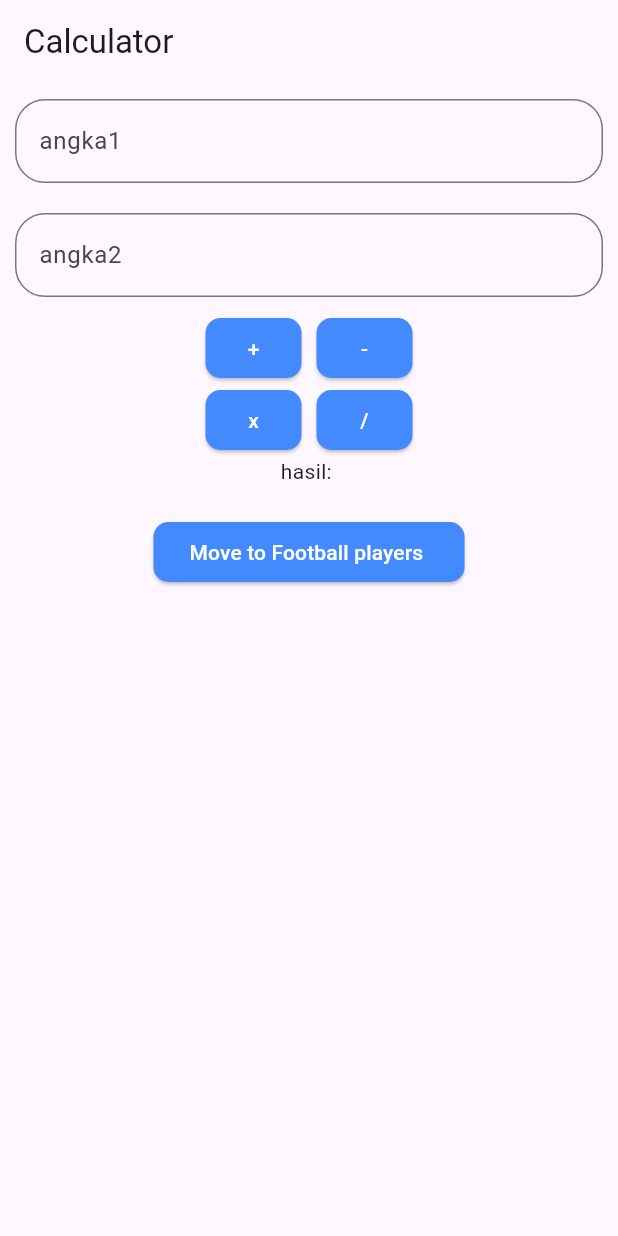
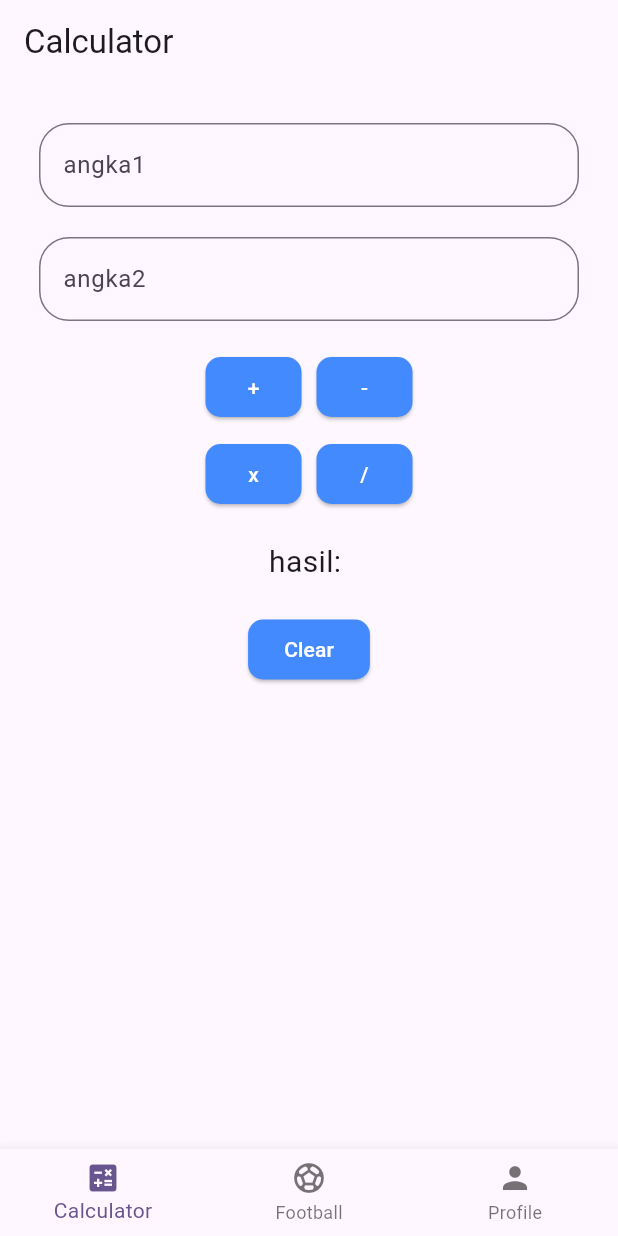
Before and after one commit to Arjaaa/tugas_flutter, a Flutter app: the screen it shows after launch, on a phone screen of 412 x 824 dp. Run offline on Flutter 3.47's test engine with Material 3 defaults, Android fonts, the phone set to English and light mode, and no system bars; our stand-ins replace get.

Commit message:
Penambahan navbar dan GetX

```diff
--- a/lib/home_page.dart
+++ b/lib/home_page.dart
@@ -1,15 +1,45 @@
 import 'package:flutter/material.dart';
+import 'package:get/get.dart';
+import 'package:latihan1/pages/CalculatorPage.dart';
+import 'package:latihan1/pages/football_players.dart';
+import 'package:latihan1/pages/profile_page.dart';
 
-class HomePage extends StatefulWidget {
+class HomeController extends GetxController {
+  var currentIndex = 0.obs;
+}
+
+class HomePage extends StatelessWidget {
   const HomePage({super.key});
 
   @override
-  State<HomePage> createState() => _HomePageState();
-}
+  Widget build(BuildContext context) {
+    final HomeController controller = Get.put(HomeController());
 
-class _HomePageState extends State<HomePage> {
-  @override
-  Widget build(BuildContext context) {
-    return Container();
+    final pages = [
+      CalculatorPage(), // sekarang bisa dipanggil tanpa hasil
+      FootballPage(),
+      ProfilePage(),
+    ];
+
+    return Obx(
+      () => Scaffold(
+        body: pages[controller.currentIndex.value],
+        bottomNavigationBar: BottomNavigationBar(
+          currentIndex: controller.currentIndex.value,
+          onTap: (index) => controller.currentIndex.value = index,
+          items: const [
+            BottomNavigationBarItem(
+              icon: Icon(Icons.calculate),
+              label: "Calculator",
+            ),
+            BottomNavigationBarItem(
+              icon: Icon(Icons.sports_soccer),
+              label: "Football",
+            ),
+            BottomNavigationBarItem(icon: Icon(Icons.person), label: "Profile"),
+          ],
+        ),
+      ),
+    );
   }
 }
--- a/lib/main.dart
+++ b/lib/main.dart
@@ -20,7 +20,7 @@ class MyApp extends StatelessWidget {
       theme: ThemeData(
         colorScheme: ColorScheme.fromSeed(seedColor: Colors.deepPurple),
       ),
-      initialRoute: AppRoutes.calculator,
+      initialRoute: AppRoutes.home,
       getPages: AppPages.pages,
     );
   }
--- a/lib/pages/CalculatorPage.dart
+++ b/lib/pages/CalculatorPage.dart
@@ -1,13 +1,12 @@
 import 'package:flutter/material.dart';
 import 'package:latihan1/controller/calculator_controller.dart';
-import 'package:latihan1/routes/routes.dart';
 import 'package:latihan1/widget/widgetbutton.dart';
 import 'package:latihan1/widget/textfield.dart';
 import 'package:get/get.dart';
 
 class CalculatorPage extends StatelessWidget {
   final String hasil;
-  CalculatorPage({super.key, required this.hasil});
+  CalculatorPage({super.key, this.hasil = ""});
 
   final CalculatorController calculatorController = Get.put(
     CalculatorController(),
@@ -16,8 +15,9 @@ class CalculatorPage extends StatelessWidget {
   @override
   Widget build(BuildContext context) {
     return Scaffold(
-      appBar: AppBar(title: Text("Calculator")),
-      body: Container(
+      appBar: AppBar(title: const Text("Calculator")),
+      body: Padding(
+        padding: const EdgeInsets.all(16.0),
         child: Column(
           children: [
             Textfield(
@@ -28,8 +28,8 @@ class CalculatorPage extends StatelessWidget {
               hint: "angka2",
               controller: calculatorController.txtangka2,
             ),
-            Container(
-              child: Row(
+            const SizedBox(height: 10),
+            Row(
               mainAxisAlignment: MainAxisAlignment.center,
               children: [
                 CustomButton(
@@ -38,7 +38,7 @@ class CalculatorPage extends StatelessWidget {
                   press: calculatorController.tambah,
                   color: Colors.blueAccent,
                 ),
-                  SizedBox(width: 10),
+                const SizedBox(width: 10),
                 CustomButton(
                   textColor: Colors.white,
                   textt: "-",
@@ -47,9 +47,8 @@ class CalculatorPage extends StatelessWidget {
                 ),
               ],
             ),
-            ),
-            Container(
-              child: Row(
+            const SizedBox(height: 10),
+            Row(
               mainAxisAlignment: MainAxisAlignment.center,
               children: [
                 CustomButton(
@@ -58,7 +57,7 @@ class CalculatorPage extends StatelessWidget {
                   press: calculatorController.kali,
                   color: Colors.blueAccent,
                 ),
-                  SizedBox(width: 10),
+                const SizedBox(width: 10),
                 CustomButton(
                   textColor: Colors.white,
                   textt: "/",
@@ -67,27 +66,19 @@ class CalculatorPage extends StatelessWidget {
                 ),
               ],
             ),
-            ),
+            const SizedBox(height: 20),
             Obx(() {
               return Text(
-                'hasil: ' + calculatorController.hasil.value.toString(),
+                'hasil: ${calculatorController.hasil.value}',
+                style: const TextStyle(fontSize: 20),
               );
             }),
-            SizedBox(height: 20),
+            const SizedBox(height: 20),
             CustomButton(
               textColor: Colors.white,
-              textt: "Move to Football players ",
+              textt: "Clear",
               press: () {
-                Get.snackbar(
-                  "Info",
-                  "Item clicked",
-                  snackPosition: SnackPosition.TOP,
-                  backgroundColor: Colors.blueGrey,
-                  colorText: Colors.white,
-                  duration: Duration(seconds: 2),
-                );
                 calculatorController.clear();
-                Get.toNamed(AppRoutes.footballplayers);
               },
               color: Colors.blueAccent,
             ),
--- a/lib/routes/pages.dart
+++ b/lib/routes/pages.dart
@@ -1,20 +1,20 @@
-import 'package:flutter/widgets.dart';
 import 'package:get/get.dart';
 import 'package:latihan1/pages/CalculatorPage.dart';
 import 'package:latihan1/pages/football_players.dart';
 import 'package:latihan1/pages/football_edit_page.dart';
-import 'package:latihan1/routes/routes.dart';
+import 'package:latihan1/pages/profile_page.dart';
+import 'package:latihan1/home_page.dart';
+import 'routes.dart';
 
 class AppPages {
   static final pages = [
-    GetPage(
-      name: AppRoutes.calculator,
-      page: () => CalculatorPage(hasil: ""),
-    ),
+    GetPage(name: AppRoutes.home, page: () => const HomePage()),
+    GetPage(name: AppRoutes.calculator, page: () => CalculatorPage()),
     GetPage(name: AppRoutes.footballplayers, page: () => FootballPage()),
     GetPage(
       name: AppRoutes.footballeditplayers,
       page: () => FootballEditPage(),
     ),
+    GetPage(name: AppRoutes.profile, page: () => ProfilePage()),
   ];
 }
--- a/lib/routes/routes.dart
+++ b/lib/routes/routes.dart
@@ -1,6 +1,7 @@
 class AppRoutes {
+  static const home = "/home";
   static const calculator = "/calculator";
   static const footballplayers = "/footballplayers";
   static const footballeditplayers = "/footballeditplayers";
-  //others here
+  static const profile = "/profile";
 }
--- a/pubspec.yaml
+++ b/pubspec.yaml
@@ -62,6 +62,7 @@ flutter:
   # To add assets to your application, add an assets section, like this:
   assets:
     - images/logo.png
+    - images/profl.png
 
 
   # An image asset can refer to one or more resolution-specific "variants", see
```
Also changed, not shown: lib/pages/profile_page.dart (added, +33 -0 lines), images/profl.png (added). Lines whose indentation alone changed are shown as unchanged.
